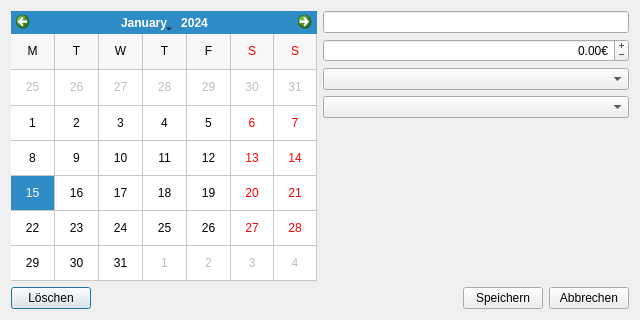
The window that lib/TransferDialog.ui (choosyg/Buchhaltung) describes before a commit, drawn with Qt 5.
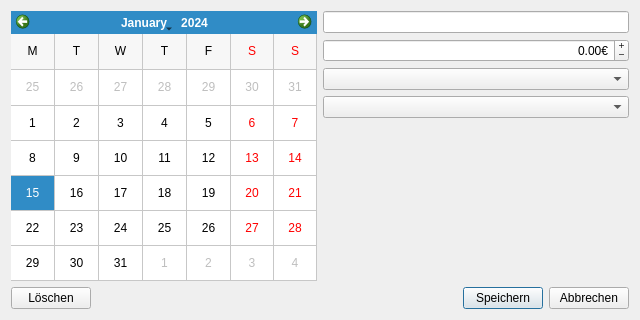
The same window after the commit.

Commit message: Minor improvements: * Increased account dialog width * Made "save" the default button in transfer dialog

Patch:
```diff
--- a/lib/TransferDialog.ui
+++ b/lib/TransferDialog.ui
@@ -94,6 +94,9 @@
        <property name="text">
         <string>Löschen</string>
        </property>
+       <property name="autoDefault">
+        <bool>false</bool>
+       </property>
       </widget>
      </item>
      <item>
```
Left out of the diff: 3 changed lines with no effect on the pictures. The commit also changes 1 other file.
